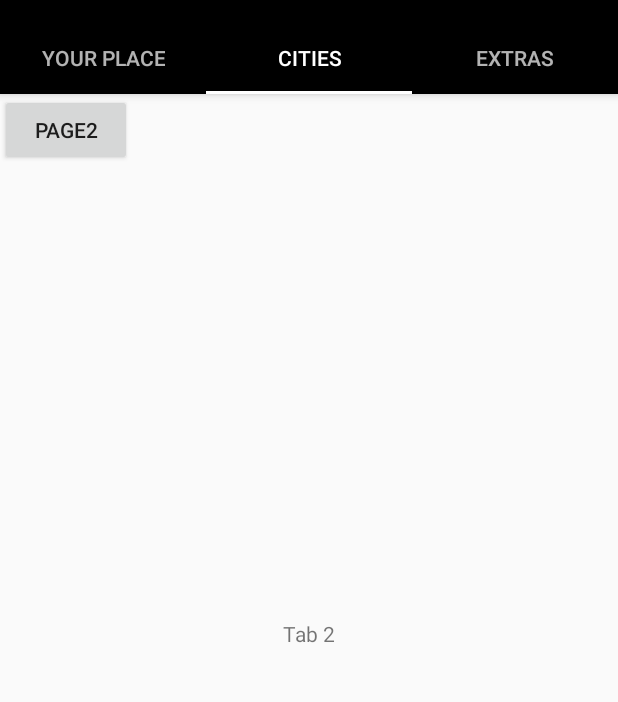
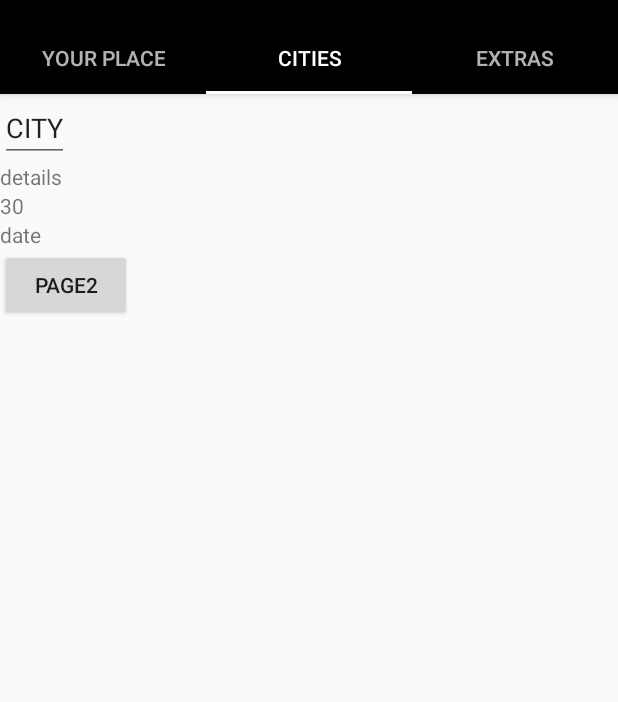
Before and after one commit to techchefsouho99/climate, an Android app: the screen it shows after launch (TabbedActivity), tab 2 chosen, on a phone screen of 412 x 824 dp, the part 62-764 px from its top. Run offline under Robolectric (Android 15) with nearby library versions, the phone set to English and light mode, and no system bars.

Commit message:
new dependancies are added

```diff
--- a/app/build.gradle
+++ b/app/build.gradle
@@ -28,4 +28,5 @@ dependencies {
     androidTestImplementation 'com.android.support.test:runner:1.0.2'
     androidTestImplementation 'com.android.support.test.espresso:espresso-core:3.0.2'
     implementation 'com.loopj.android:android-async-http:1.4.9'
+    implementation 'com.android.volley:volley:1.1.1'
 }
--- a/app/src/main/AndroidManifest.xml
+++ b/app/src/main/AndroidManifest.xml
@@ -3,7 +3,7 @@
     package="com.example.climate">
 
     <uses-permission android:name="android.permission.ACCESS_FINE_LOCATION" />
-
+    <uses-permission android:name="android.permission.INTERNET"/>
     <application
         android:allowBackup="true"
         android:icon="@drawable/rainbow"
--- a/app/src/main/res/layout/activity_fragment2.xml
+++ b/app/src/main/res/layout/activity_fragment2.xml
@@ -2,16 +2,37 @@
 <RelativeLayout
     xmlns:android="http://schemas.android.com/apk/res/android" android:layout_width="match_parent"
     android:layout_height="match_parent">
-    <TextView
+    <EditText
+        android:id="@+id/cityname"
         android:layout_width="wrap_content"
         android:layout_height="wrap_content"
-        android:text="Tab 2"
-        android:layout_centerHorizontal="true"
-        android:layout_centerVertical="true"/>
+        android:text="CITY" />
+
+    <TextView
+        android:id="@+id/citydetails"
+        android:text="details"
+        android:layout_width="wrap_content"
+        android:layout_height="wrap_content"
+        android:layout_below="@+id/cityname"/>
+
+    <TextView
+        android:id="@+id/temp"
+        android:layout_width="wrap_content"
+        android:layout_height="wrap_content"
+        android:text="30"
+        android:layout_below="@+id/citydetails"/>
+    <TextView
+        android:id="@+id/date"
+        android:layout_width="wrap_content"
+        android:layout_height="wrap_content"
+        android:text="date"
+        android:layout_below="@+id/temp"/>
+
     <Button
         android:id="@+id/frag_button2"
         android:layout_width="wrap_content"
         android:layout_height="wrap_content"
-        android:text="Page2"/>
+        android:text="Page2"
+        android:layout_below="@+id/date"/>
 
 </RelativeLayout>
```
